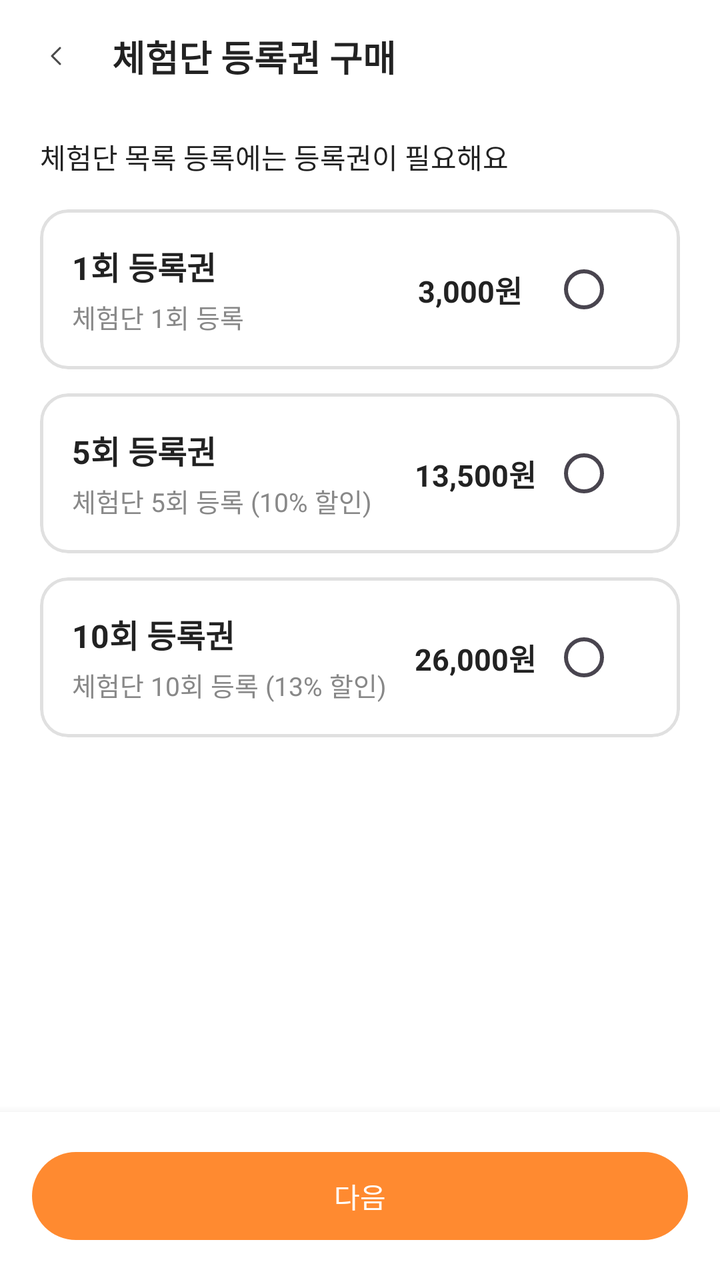
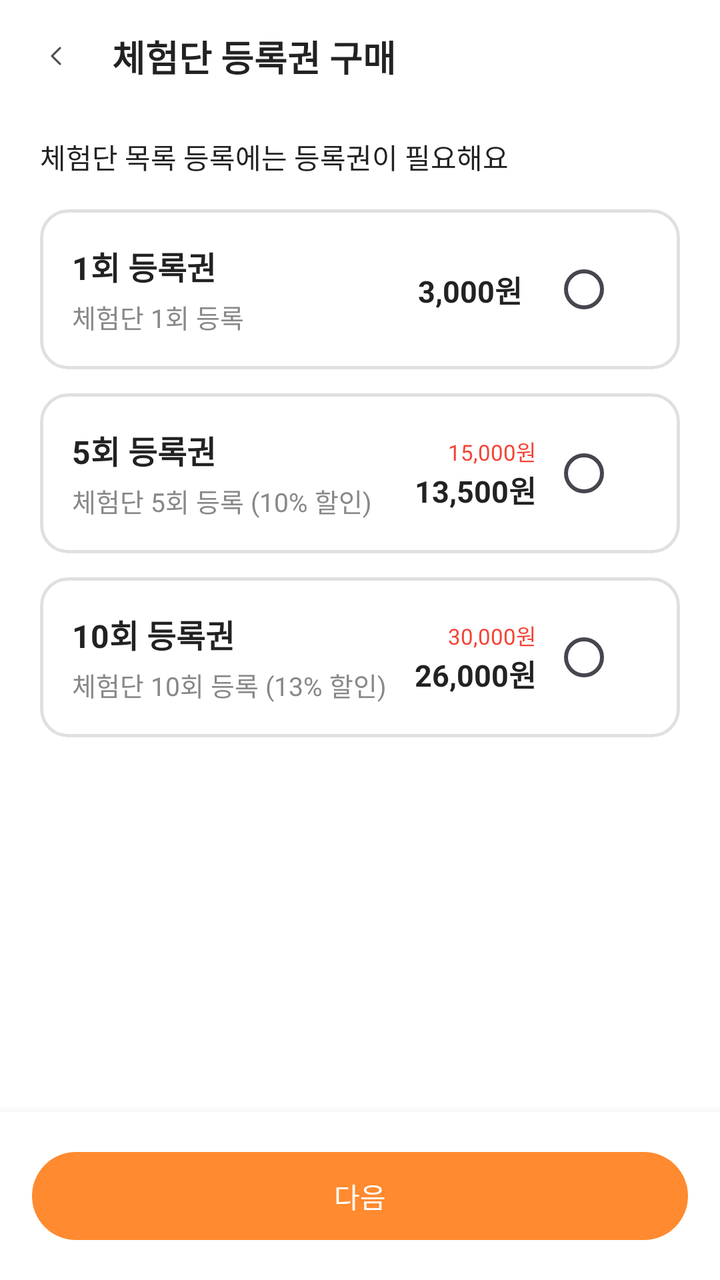

Compare the two renders of this Android layout. The source of the first and the diff that turns it into the second are given below.
<!-- AndroidManifest.xml: application theme Theme.Honbabapp -->
<!-- res/layout/page_ticket_purchase.xml -->
<?xml version="1.0" encoding="utf-8"?>
<androidx.constraintlayout.widget.ConstraintLayout xmlns:android="http://schemas.android.com/apk/res/android"
    xmlns:app="http://schemas.android.com/apk/res-auto"
    xmlns:tools="http://schemas.android.com/tools"
    android:layout_width="match_parent"
    android:layout_height="match_parent"
    android:background="@color/bg_100">

    
    <ImageButton
        android:id="@+id/btnBack"
        android:layout_width="40dp"
        android:layout_height="40dp"
        android:layout_marginStart="8dp"
        android:layout_marginTop="8dp"
        android:background="?android:attr/selectableItemBackgroundBorderless"
        android:contentDescription="뒤로가기"
        android:padding="8dp"
        android:src="@drawable/ic_chevron_right"
        android:rotation="180"
        app:layout_constraintStart_toStartOf="parent"
        app:layout_constraintTop_toTopOf="parent" />

    <TextView
        android:id="@+id/tvScreenTitle"
        android:layout_width="0dp"
        android:layout_height="wrap_content"
        android:layout_marginStart="8dp"
        android:text="체험단 등록권 구매"
        android:textColor="@color/text_100"
        android:textSize="18sp"
        android:textStyle="bold"
        app:layout_constraintBottom_toBottomOf="@id/btnBack"
        app:layout_constraintStart_toEndOf="@id/btnBack"
        app:layout_constraintTop_toTopOf="@id/btnBack" />

    
    <androidx.core.widget.NestedScrollView
        android:id="@+id/scrollContent"
        android:layout_width="0dp"
        android:layout_height="0dp"
        android:layout_marginTop="12dp"
        android:clipToPadding="false"
        android:paddingBottom="24dp"
        app:layout_constraintBottom_toTopOf="@id/layoutBottomAction"
        app:layout_constraintEnd_toEndOf="parent"
        app:layout_constraintStart_toStartOf="parent"
        app:layout_constraintTop_toBottomOf="@id/btnBack">

        <LinearLayout
            android:layout_width="match_parent"
            android:layout_height="wrap_content"
            android:orientation="vertical"
            android:paddingHorizontal="20dp">

            <TextView
                android:layout_width="wrap_content"
                android:layout_height="wrap_content"
                android:layout_marginTop="8dp"
                android:text="체험단 목록 등록에는 등록권이 필요해요"
                android:textColor="@color/text_100"
                android:textSize="14sp" />

            
            <LinearLayout
                android:id="@+id/layoutTicketProductOptions"
                android:layout_width="match_parent"
                android:layout_height="wrap_content"
                android:layout_marginTop="16dp"
                android:orientation="vertical">

                
                <com.google.android.material.card.MaterialCardView
                    android:id="@+id/cardTicket1"
                    android:layout_width="match_parent"
                    android:layout_height="wrap_content"
                    android:layout_marginBottom="12dp"
                    android:clickable="true"
                    android:focusable="true"
                    android:foreground="@null"
                    app:cardCornerRadius="14dp"
                    app:cardElevation="0dp"
                    app:strokeColor="@color/border_100"
                    app:strokeWidth="1.5dp">

                    <LinearLayout
                        android:layout_width="match_parent"
                        android:layout_height="wrap_content"
                        android:gravity="center_vertical"
                        android:orientation="horizontal"
                        android:padding="16dp">

                        <LinearLayout
                            android:layout_width="0dp"
                            android:layout_height="wrap_content"
                            android:layout_weight="1"
                            android:orientation="vertical">

                            <TextView
                                android:layout_width="wrap_content"
                                android:layout_height="wrap_content"
                                android:text="1회 등록권"
                                android:textColor="@color/text_100"
                                android:textSize="16sp"
                                android:textStyle="bold" />

                            <TextView
                                android:layout_width="wrap_content"
                                android:layout_height="wrap_content"
                                android:layout_marginTop="4dp"
                                android:text="체험단 1회 등록"
                                android:textColor="#888888"
                                android:textSize="13sp" />
                        </LinearLayout>

                        <TextView
                            android:layout_width="wrap_content"
                            android:layout_height="wrap_content"
                            android:layout_marginEnd="15dp"
                            android:text="3,000원"
                            android:textColor="@color/text_100"
                            android:textSize="15sp"
                            android:textStyle="bold" />

                        <RadioButton
                            android:id="@+id/radioTicket1"
                            android:layout_width="wrap_content"
                            android:layout_height="wrap_content"
                            android:clickable="false"
                            android:focusable="false" />
                    </LinearLayout>
                </com.google.android.material.card.MaterialCardView>

                
                <com.google.android.material.card.MaterialCardView
                    android:id="@+id/cardTicket5"
                    android:layout_width="match_parent"
                    android:layout_height="wrap_content"
                    android:layout_marginBottom="12dp"
                    android:clickable="true"
                    android:focusable="true"
                    android:foreground="@null"
                    app:cardCornerRadius="14dp"
                    app:cardElevation="0dp"
                    app:strokeColor="@color/border_100"
                    app:strokeWidth="1.5dp">

                    <LinearLayout
                        android:layout_width="match_parent"
                        android:layout_height="wrap_content"
                        android:gravity="center_vertical"
                        android:orientation="horizontal"
                        android:padding="16dp">

                        <LinearLayout
                            android:layout_width="0dp"
                            android:layout_height="wrap_content"
                            android:layout_weight="1"
                            android:orientation="vertical">

                            <TextView
                                android:layout_width="wrap_content"
                                android:layout_height="wrap_content"
                                android:text="5회 등록권"
                                android:textColor="@color/text_100"
                                android:textSize="16sp"
                                android:textStyle="bold" />

                            <TextView
                                android:layout_width="wrap_content"
                                android:layout_height="wrap_content"
                                android:layout_marginTop="4dp"
                                android:text="체험단 5회 등록 (10% 할인)"
                                android:textColor="#888888"
                                android:textSize="13sp" />
                        </LinearLayout>

                        <TextView
                            android:layout_width="wrap_content"
                            android:layout_height="wrap_content"
                            android:layout_marginEnd="8dp"
                            android:text="13,500원"
                            android:textColor="@color/text_100"
                            android:textSize="15sp"
                            android:textStyle="bold" />

                        <RadioButton
                            android:id="@+id/radioTicket5"
                            android:layout_width="wrap_content"
                            android:layout_height="wrap_content"
                            android:clickable="false"
                            android:focusable="false" />
                    </LinearLayout>
                </com.google.android.material.card.MaterialCardView>

                
                <com.google.android.material.card.MaterialCardView
                    android:id="@+id/cardTicket10"
                    android:layout_width="match_parent"
                    android:layout_height="wrap_content"
                    android:clickable="true"
                    android:focusable="true"
                    android:foreground="@null"
                    app:cardCornerRadius="14dp"
                    app:cardElevation="0dp"
                    app:strokeColor="@color/border_100"
                    app:strokeWidth="1.5dp">

                    <LinearLayout
                        android:layout_width="match_parent"
                        android:layout_height="wrap_content"
                        android:gravity="center_vertical"
                        android:orientation="horizontal"
                        android:padding="16dp">

                        <LinearLayout
                            android:layout_width="0dp"
                            android:layout_height="wrap_content"
                            android:layout_weight="1"
                            android:orientation="vertical">

                            <TextView
                                android:layout_width="wrap_content"
                                android:layout_height="wrap_content"
                                android:text="10회 등록권"
                                android:textColor="@color/text_100"
                                android:textSize="16sp"
                                android:textStyle="bold" />

                            <TextView
                                android:layout_width="wrap_content"
                                android:layout_height="wrap_content"
                                android:layout_marginTop="4dp"
                                android:text="체험단 10회 등록 (13% 할인)"
                                android:textColor="#888888"
                                android:textSize="13sp" />
                        </LinearLayout>

                        <TextView
                            android:layout_width="wrap_content"
                            android:layout_height="wrap_content"
                            android:layout_marginEnd="8dp"
                            android:text="26,000원"
                            android:textColor="@color/text_100"
                            android:textSize="15sp"
                            android:textStyle="bold" />

                        <RadioButton
                            android:id="@+id/radioTicket10"
                            android:layout_width="wrap_content"
                            android:layout_height="wrap_content"
                            android:clickable="false"
                            android:focusable="false" />
                    </LinearLayout>
                </com.google.android.material.card.MaterialCardView>
            </LinearLayout>

            
            <LinearLayout
                android:id="@+id/layoutPaymentSection"
                android:layout_width="match_parent"
                android:layout_height="wrap_content"
                android:layout_marginTop="24dp"
                android:orientation="vertical"
                android:visibility="gone">

                <TextView
                    android:layout_width="wrap_content"
                    android:layout_height="wrap_content"
                    android:text="결제 수단"
                    android:textColor="@color/text_100"
                    android:textSize="15sp"
                    android:textStyle="bold" />

                <com.tosspayments.paymentsdk.view.PaymentMethod
                    android:id="@+id/paymentMethodWidget"
                    android:layout_width="match_parent"
                    android:layout_height="wrap_content"
                    android:layout_marginTop="8dp" />

                <com.tosspayments.paymentsdk.view.Agreement
                    android:id="@+id/agreementWidget"
                    android:layout_width="match_parent"
                    android:layout_height="wrap_content"
                    android:layout_marginTop="8dp" />
            </LinearLayout>

        </LinearLayout>
    </androidx.core.widget.NestedScrollView>

    
    <LinearLayout
        android:id="@+id/layoutBottomAction"
        android:layout_width="match_parent"
        android:layout_height="wrap_content"
        android:background="@color/bg_100"
        android:elevation="8dp"
        android:orientation="vertical"
        android:padding="16dp"
        app:layout_constraintBottom_toBottomOf="parent">

        
        <Button
            android:id="@+id/btnNext"
            android:layout_width="match_parent"
            android:layout_height="52dp"
            android:text="다음" />

        
        <Button
            android:id="@+id/btnRetryConfirm"
            android:layout_width="match_parent"
            android:layout_height="52dp"
            android:layout_marginTop="8dp"
            android:text="결제 승인 다시 시도"
            android:visibility="gone" />

    </LinearLayout>

</androidx.constraintlayout.widget.ConstraintLayout>
<!-- resources referenced by this layout -->
<resources>
  <color name="bg_100">#FFFFFF</color>
  <color name="border_100">#E0E0E0</color>
  <color name="text_100">#222222</color>
  <!-- drawable ic_chevron_right (drawable) -->
  <vector xmlns:android="http://schemas.android.com/apk/res/android"
      android:width="16dp"
      android:height="16dp"
      android:viewportWidth="24"
      android:viewportHeight="24">
  
      <path
          android:pathData="M9,18L15,12L9,6"
          android:strokeColor="#4A4A4A"
          android:strokeWidth="1.5"
          android:strokeLineCap="round"
          android:strokeLineJoin="round" />
  </vector>
  <style name="Theme.Honbabapp" parent="Base.Theme.Honbabapp">
          <item name="android:windowIsTranslucent">true</item>
      </style>
  <style name="Base.Theme.Honbabapp" parent="Theme.Material3.Light.NoActionBar">
          
          <item name="colorPrimary">@color/primary_100</item>
          <item name="colorPrimaryVariant">@color/primary_200</item>
          <item name="colorOnPrimary">@android:color/white</item>
  
          
          <item name="colorSecondary">@color/accent_100</item>
          <item name="colorSecondaryVariant">@color/accent_200</item>
          <item name="colorOnSecondary">@android:color/white</item>
  
          
          <item name="android:colorBackground">@color/bg_100</item>
          <item name="colorSurface">@color/white</item>
          <item name="colorOnSurface">@color/text_100</item>
  
          
          <item name="android:statusBarColor">@android:color/white</item>
          <item name="android:windowLightStatusBar">true</item>
          
      </style>
  <color name="primary_100">#FF8A30</color>
  <color name="primary_200">#FF6F0F</color>
  <color name="accent_100">#00C7AE</color>
  <color name="accent_200">#2B2B2B</color>
  <color name="white">#FFFFFFFF</color>
</resources>

<!-- the commit's change to res/layout/page_ticket_purchase.xml (unified diff, before → after) -->
@@ -175,14 +175,29 @@
                                 android:textSize="13sp" />
                         </LinearLayout>
 
-                        <TextView
+                        <LinearLayout
                             android:layout_width="wrap_content"
                             android:layout_height="wrap_content"
                             android:layout_marginEnd="8dp"
-                            android:text="13,500원"
-                            android:textColor="@color/text_100"
-                            android:textSize="15sp"
-                            android:textStyle="bold" />
+                            android:orientation="vertical"
+                            android:gravity="end">
+
+                            <TextView
+                                android:id="@+id/tvTicket5OriginalPrice"
+                                android:layout_width="wrap_content"
+                                android:layout_height="wrap_content"
+                                android:text="15,000원"
+                                android:textColor="@color/error_red"
+                                android:textSize="11sp" />
+
+                            <TextView
+                                android:layout_width="wrap_content"
+                                android:layout_height="wrap_content"
+                                android:text="13,500원"
+                                android:textColor="@color/text_100"
+                                android:textSize="15sp"
+                                android:textStyle="bold" />
+                        </LinearLayout>
 
                         <RadioButton
                             android:id="@+id/radioTicket5"
@@ -236,14 +251,29 @@
                                 android:textSize="13sp" />
                         </LinearLayout>
 
-                        <TextView
+                        <LinearLayout
                             android:layout_width="wrap_content"
                             android:layout_height="wrap_content"
                             android:layout_marginEnd="8dp"
-                            android:text="26,000원"
-                            android:textColor="@color/text_100"
-                            android:textSize="15sp"
-                            android:textStyle="bold" />
+                            android:orientation="vertical"
+                            android:gravity="end">
+
+                            <TextView
+                                android:id="@+id/tvTicket10OriginalPrice"
+                                android:layout_width="wrap_content"
+                                android:layout_height="wrap_content"
+                                android:text="30,000원"
+                                android:textColor="@color/error_red"
+                                android:textSize="11sp" />
+
+                            <TextView
+                                android:layout_width="wrap_content"
+                                android:layout_height="wrap_content"
+                                android:text="26,000원"
+                                android:textColor="@color/text_100"
+                                android:textSize="15sp"
+                                android:textStyle="bold" />
+                        </LinearLayout>
 
                         <RadioButton
                             android:id="@+id/radioTicket10"
<!-- resource entries referenced after the edit -->
@@ -2,6 +2,7 @@
 <resources>
   <color name="bg_100">#FFFFFF</color>
   <color name="border_100">#E0E0E0</color>
+  <color name="error_red">#F44336</color>
   <color name="text_100">#222222</color>
   <!-- drawable ic_chevron_right (drawable) -->
   <vector xmlns:android="http://schemas.android.com/apk/res/android"
